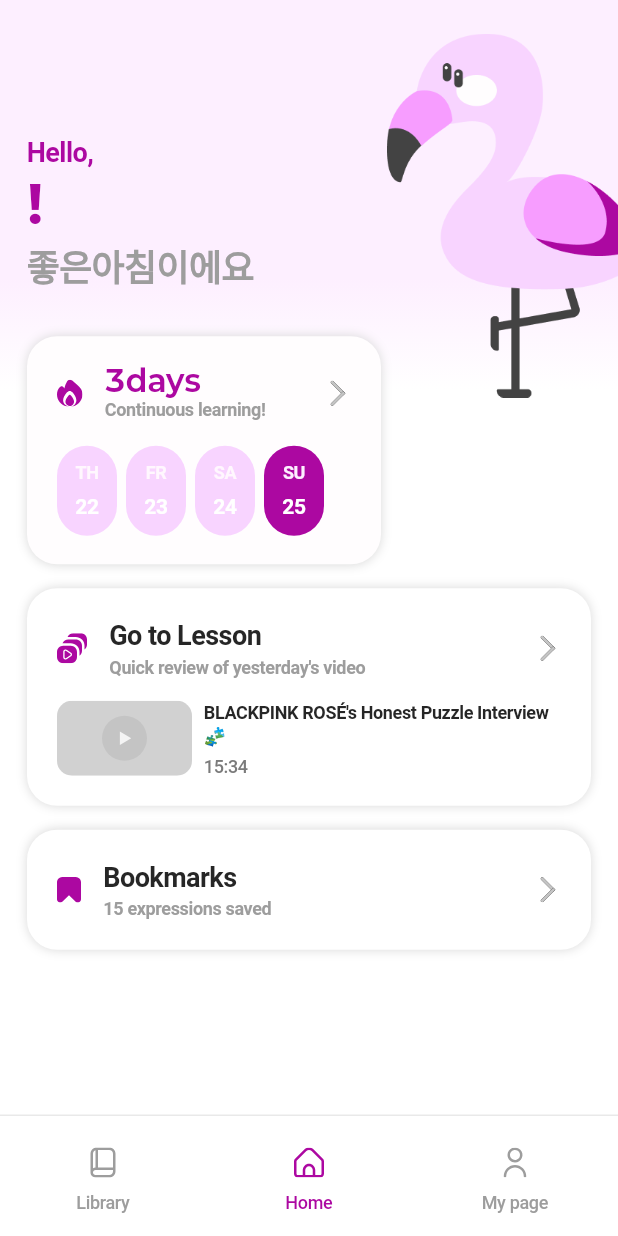
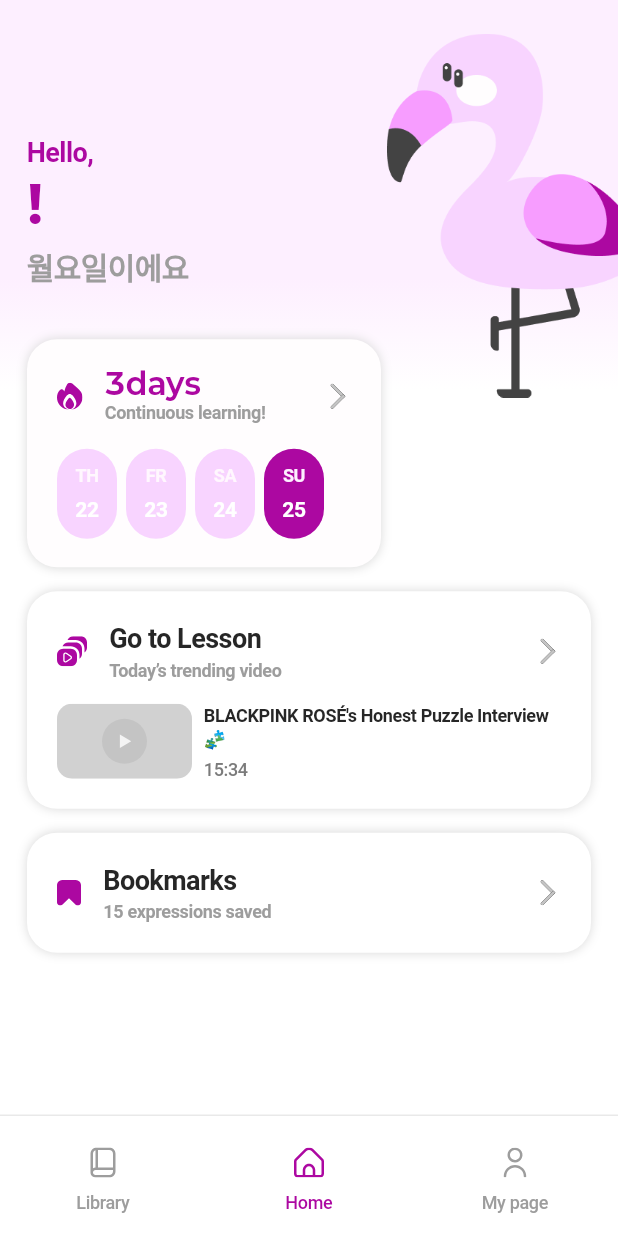
Before and after one commit to mingoring/frontend, a Flutter app: the HomeScreen screen opened by its route, on a phone screen of 412 x 824 dp. Run offline on Flutter 3.47's test engine with Material 3 defaults, Android fonts, the light colour scheme and no system bars; our stand-ins replace dio, flutter_riverpod, flutter_svg, freezed_annotation, go_router, riverpod_annotation and 2 more; accounts and stored records are empty; generated files the repository leaves out were written again; network calls fail; Roboto replaces fonts that are missing (Pretendard).

Commit message:
refactor(home): 홈 인사말 시간별 다른 문구 적용 + 캐싱
- 캐시 값: weekday, hour
- resolve()가 호출될 때마다 현재 시간과 비교해서 캐시된 값 반환
- 현재 weekday, hour 값이 캐시된 값과 달라진 경우 캐시 갱신

```diff
--- a/lib/features/home/constants/home_constants.dart
+++ b/lib/features/home/constants/home_constants.dart
@@ -1,6 +1,5 @@
 abstract final class HomeConstants {
-  static const String greetingText = '좋은아침이에요';
-  static const String goToLessonSubtitle = "Quick review of yesterday's video";
+  static const String goToLessonSubtitle = "Today’s trending video";
 
   // TODO: Mock 데이터 (실제 API 연동 전)
   static const int mockBookmarkCount = 15;
--- /dev/null
+++ b/lib/features/home/constants/home_greeting_text_constants.dart
@@ -0,0 +1,95 @@
+abstract final class HomeGreetingTextConstants {
+  static const int _morningStartHour = 5;
+  static const int _lunchStartHour = 11;
+  static const int _afternoonStartHour = 14;
+  static const int _nightStartHour = 18;
+
+  static int? _cachedWeekday;
+  static int? _cachedHour;
+  static String? _cachedGreetingText;
+
+  static const Map<int, Map<_GreetingTimeSlot, String>> _greetingTextMap = {
+    DateTime.monday: {
+      _GreetingTimeSlot.morning: '월요일이에요',
+      _GreetingTimeSlot.lunch: '점심 후 한국어 한 편',
+      _GreetingTimeSlot.afternoon: '오늘 한국어 어때요',
+      _GreetingTimeSlot.night: '오늘도 한국어 한 장면',
+    },
+    DateTime.tuesday: {
+      _GreetingTimeSlot.morning: '좋은 아침이에요',
+      _GreetingTimeSlot.lunch: '점심 후 잠깐 볼까요',
+      _GreetingTimeSlot.afternoon: '잠깐 한국어 볼까요',
+      _GreetingTimeSlot.night: '편안한 밤이에요',
+    },
+    DateTime.wednesday: {
+      _GreetingTimeSlot.morning: '수요일이에요',
+      _GreetingTimeSlot.lunch: '한국어 한 편 어때요',
+      _GreetingTimeSlot.afternoon: '오늘도 한국어 한 번',
+      _GreetingTimeSlot.night: '오늘 한국어 어땠어요',
+    },
+    DateTime.thursday: {
+      _GreetingTimeSlot.morning: '좋은 아침이에요',
+      _GreetingTimeSlot.lunch: '점심 후 한국어 타임',
+      _GreetingTimeSlot.afternoon: '잠깐 한국어 볼까요',
+      _GreetingTimeSlot.night: '편안한 밤 보내요',
+    },
+    DateTime.friday: {
+      _GreetingTimeSlot.morning: '금요일이에요',
+      _GreetingTimeSlot.lunch: '점심 후 가볍게 한 편',
+      _GreetingTimeSlot.afternoon: '주말 전 한국어 한 편',
+      _GreetingTimeSlot.night: '오늘은 한국어 한 장면',
+    },
+    DateTime.saturday: {
+      _GreetingTimeSlot.morning: '좋은 주말이에요',
+      _GreetingTimeSlot.lunch: '주말 한국어 어때요',
+      _GreetingTimeSlot.afternoon: '느긋하게 한국어',
+      _GreetingTimeSlot.night: '주말 밤이에요',
+    },
+    DateTime.sunday: {
+      _GreetingTimeSlot.morning: '편안한 일요일이에요',
+      _GreetingTimeSlot.lunch: '오늘 한국어 한 편',
+      _GreetingTimeSlot.afternoon: '잠깐 한국어 볼까요',
+      _GreetingTimeSlot.night: '내일 또 만나요',
+    },
+  };
+
+  static String resolve({DateTime? now}) {
+    final localNow = now ?? DateTime.now();
+
+    if (_cachedWeekday == localNow.weekday &&
+        _cachedHour == localNow.hour &&
+        _cachedGreetingText != null) {
+      return _cachedGreetingText!;
+    }
+
+    final timeSlot = _resolveTimeSlot(localNow.hour);
+    final weekdayGreetingMap = _greetingTextMap[localNow.weekday] ??
+        _greetingTextMap[DateTime.monday]!;
+    final greetingText = weekdayGreetingMap[timeSlot] ?? '화이팅이에요';
+
+    _cachedWeekday = localNow.weekday;
+    _cachedHour = localNow.hour;
+    _cachedGreetingText = greetingText;
+    return greetingText;
+  }
+
+  static _GreetingTimeSlot _resolveTimeSlot(int hour) {
+    if (hour >= _morningStartHour && hour < _lunchStartHour) {
+      return _GreetingTimeSlot.morning;
+    }
+    if (hour >= _lunchStartHour && hour < _afternoonStartHour) {
+      return _GreetingTimeSlot.lunch;
+    }
+    if (hour >= _afternoonStartHour && hour < _nightStartHour) {
+      return _GreetingTimeSlot.afternoon;
+    }
+    return _GreetingTimeSlot.night;
+  }
+}
+
+enum _GreetingTimeSlot {
+  morning,
+  lunch,
+  afternoon,
+  night,
+}
--- a/lib/features/home/screens/home_screen.dart
+++ b/lib/features/home/screens/home_screen.dart
@@ -10,6 +10,7 @@ import '../../../core/utils/nickname_typography_cache.dart';
 import '../../../core/widgets/badges/day_of_the_week_badge.dart';
 import '../../../core/widgets/cards/home_action_card.dart';
 import '../../../core/widgets/layouts/gradient_background.dart';
+import '../constants/home_greeting_text_constants.dart';
 import '../constants/home_constants.dart';
 
 class HomeScreen extends ConsumerWidget {
@@ -55,6 +56,7 @@ class HomeScreen extends ConsumerWidget {
     final nickname =
         ref.watch(localStorageServiceProvider).valueOrNull?.getNickname() ??
             '-';
+    final greetingText = HomeGreetingTextConstants.resolve();
 
     return Scaffold(
       body: GradientBackground(
@@ -86,7 +88,10 @@ class HomeScreen extends ConsumerWidget {
                         crossAxisAlignment: CrossAxisAlignment.start,
                         children: [
                           SizedBox(height: contentTopPadding),
-                          _GreetingSection(nickname: nickname),
+                          _GreetingSection(
+                            nickname: nickname,
+                            greetingText: greetingText,
+                          ),
                           const SizedBox(height: _greetingToCalendarSpacing),
                           SizedBox(
                             width: _calendarCardWidth,
@@ -133,9 +138,13 @@ class HomeScreen extends ConsumerWidget {
 // ──────────────────────────────────────────────────────────────────
 
 class _GreetingSection extends StatelessWidget {
-  const _GreetingSection({required this.nickname});
+  const _GreetingSection({
+    required this.nickname,
+    required this.greetingText,
+  });
 
   final String nickname;
+  final String greetingText;
 
   @override
   Widget build(BuildContext context) {
@@ -175,8 +184,8 @@ class _GreetingSection extends StatelessWidget {
         ),
         const SizedBox(height: 11),
         Text(
-          HomeConstants.greetingText,
-          style: AppTextStyles.head1Sb24.copyWith(
+          greetingText,
+          style: AppTextStyles.head4Sb20.copyWith(
             color: AppColors.gray500,
           ),
         ),
```
